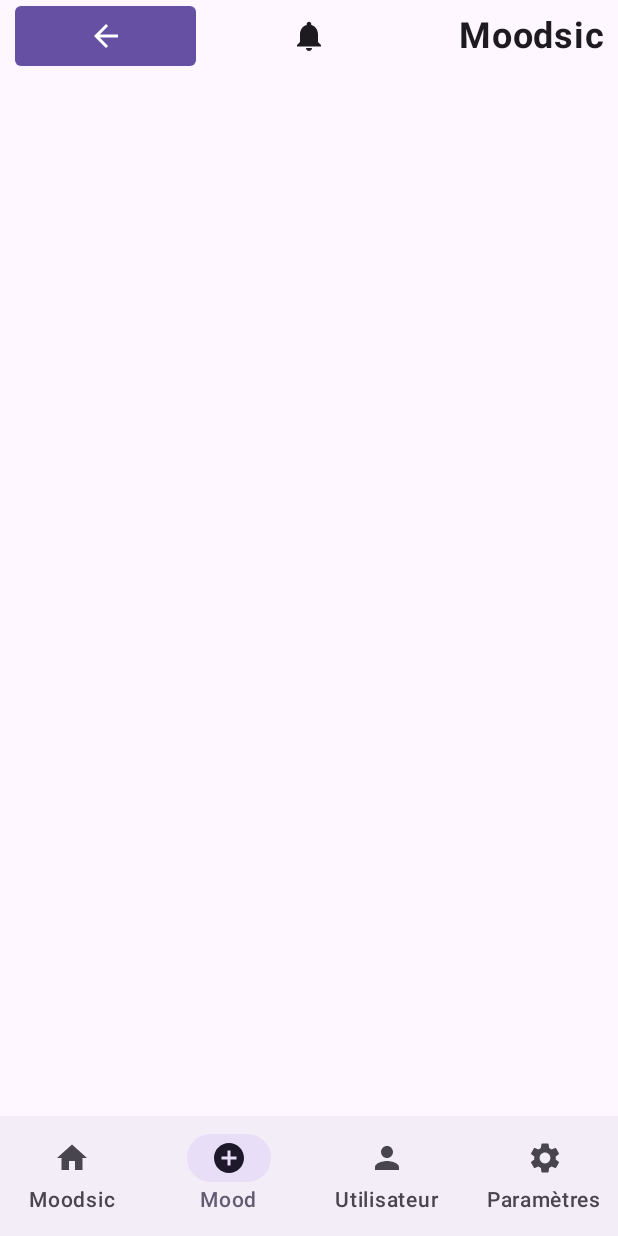
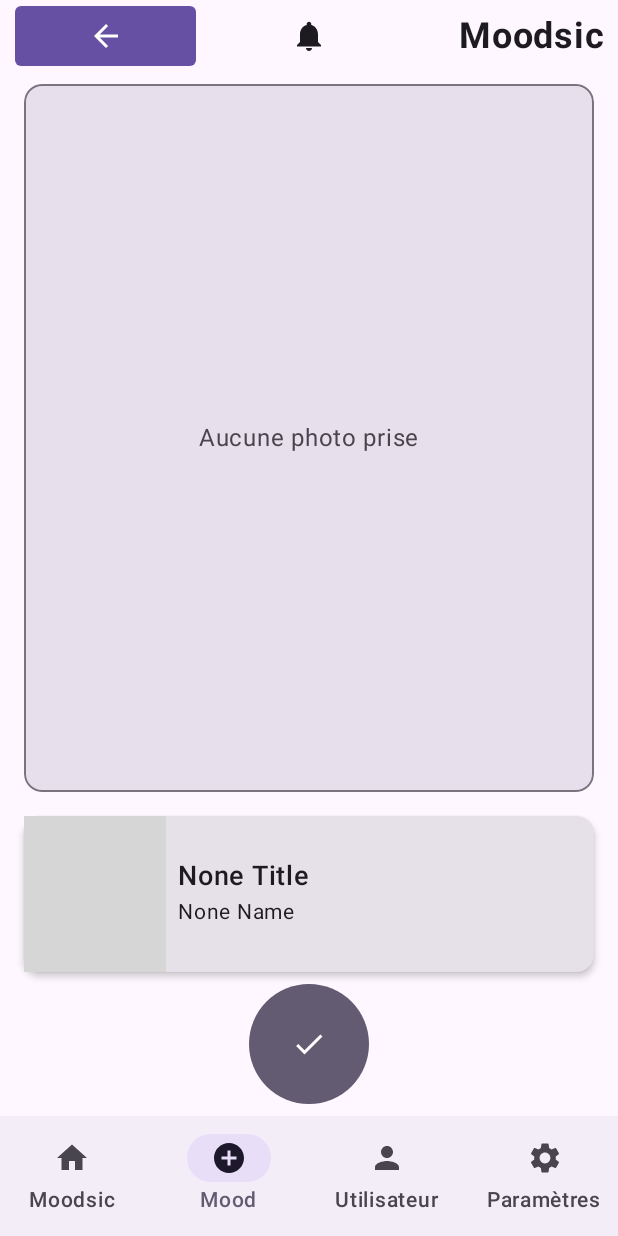
Before and after one commit to CorentinRt/AndroidMobile_ProjetLibre_2026, an Android app built with Jetpack Compose: the NewShareConfirmScreen screen opened through its navigation route, on a phone screen of 412 x 824 dp. Run offline under Robolectric (Android 15) with nearby library versions, the phone set to English and light mode, and no system bars; pictures from the network do not load; grey boxes are pictures that could not be loaded.

Commit message:
[UPDATE] screen confirm new share + previsualisation track + previsualisation photo took

```diff
--- a/app/src/main/java/ca/uqac/cours/moodsic_projetlibre_2026/ui/theme/navigation/NavGraph.kt
+++ b/app/src/main/java/ca/uqac/cours/moodsic_projetlibre_2026/ui/theme/navigation/NavGraph.kt
@@ -98,7 +98,8 @@ fun MoodSicApp(
                 NewShareConfirmScreen(
                     photoUri = newShareGlobalViewModel.currentPhotoTakenUri,
                     selectedTrack = newShareGlobalViewModel.currentSelectedTrack,
-                    onConfirmShare = {
+                    onConfirmShare = { photoUri, selectedTrack ->
+
                         navController.navigate(homeRoute){
                             popUpTo(newShareRoute){
                                 inclusive = true
--- a/app/src/main/java/ca/uqac/cours/moodsic_projetlibre_2026/ui/theme/screens/NewShareConfirmScreen.kt
+++ b/app/src/main/java/ca/uqac/cours/moodsic_projetlibre_2026/ui/theme/screens/NewShareConfirmScreen.kt
@@ -1,28 +1,57 @@
 package ca.uqac.cours.moodsic_projetlibre_2026.ui.theme.screens
 
 import android.net.Uri
+import androidx.compose.foundation.layout.Arrangement
+import androidx.compose.foundation.layout.Box
 import androidx.compose.foundation.layout.Column
+import androidx.compose.foundation.layout.Row
+import androidx.compose.foundation.layout.Spacer
+import androidx.compose.foundation.layout.fillMaxHeight
+import androidx.compose.foundation.layout.fillMaxSize
+import androidx.compose.foundation.layout.fillMaxWidth
+import androidx.compose.foundation.layout.height
 import androidx.compose.foundation.layout.padding
+import androidx.compose.foundation.layout.size
+import androidx.compose.foundation.shape.CircleShape
+import androidx.compose.foundation.shape.RoundedCornerShape
+import androidx.compose.material.icons.Icons
+import androidx.compose.material.icons.filled.Check
+import androidx.compose.material3.Button
+import androidx.compose.material3.ButtonColors
+import androidx.compose.material3.ButtonDefaults
+import androidx.compose.material3.Card
+import androidx.compose.material3.CardDefaults
+import androidx.compose.material3.CardElevation
+import androidx.compose.material3.Icon
+import androidx.compose.material3.IconButton
+import androidx.compose.material3.IconButtonDefaults
+import androidx.compose.material3.MaterialTheme
+import androidx.compose.material3.Text
 import androidx.compose.runtime.Composable
+import androidx.compose.ui.Alignment
 import androidx.compose.ui.Modifier
+import androidx.compose.ui.draw.clip
+import androidx.compose.ui.layout.ContentScale
+import androidx.compose.ui.text.font.FontWeight
 import androidx.compose.ui.tooling.preview.Preview
+import androidx.compose.ui.unit.dp
+import androidx.compose.ui.unit.sp
 import ca.uqac.cours.moodsic_projetlibre_2026.ui.theme.components.ScaffoldApp
 import ca.uqac.cours.moodsic_projetlibre_2026.ui.theme.deezer.DeezerTrack
+import coil.compose.AsyncImage
 
 @Composable
 fun NewShareConfirmScreen(
     modifier: Modifier = Modifier,
     photoUri: Uri? = null,
     selectedTrack: DeezerTrack? = null,
-    onConfirmShare: () -> Unit
+    onConfirmShare: (Uri, DeezerTrack) -> Unit = { _, _ -> }
 ) {
     NewShareConfirmContent(
         modifier = modifier,
         photoUri = photoUri,
         selectedTrack = selectedTrack,
-        onConfirmShare = {
-            onConfirmShare()
-        }
+        onConfirmShare = onConfirmShare
     )
 }
 
@@ -42,11 +71,107 @@ fun NewShareConfirmContent(
     modifier: Modifier = Modifier,
     photoUri: Uri? = null,
     selectedTrack: DeezerTrack? = null,
-    onConfirmShare: () -> Unit = {}
+    onConfirmShare: (Uri, DeezerTrack) -> Unit = { _, _ -> }
 ){
     Column(
         modifier = modifier
+            .fillMaxSize(),
+        horizontalAlignment = Alignment.CenterHorizontally
+    ){
+        PhotoTakenPrevisualisation(
+            modifier = Modifier
+                .fillMaxWidth()
+                .padding(horizontal = 16.dp, vertical = 8.dp)
+                .weight(1f),
+            photoUri = photoUri
+        )
+
+        TrackPrevisualisation(
+            modifier = Modifier
+                .fillMaxWidth()
+                .height(120.dp)
+                .padding(horizontal = 16.dp, vertical = 8.dp),
+            track = selectedTrack
+        )
+
+        Button(
+            onClick = {
+                if (photoUri != null && selectedTrack != null){
+                    onConfirmShare(photoUri, selectedTrack)
+                }
+            },
+            modifier = Modifier
+                .size(80.dp),
+            colors = ButtonDefaults.buttonColors(
+                containerColor = MaterialTheme.colorScheme.secondary,
+                contentColor = MaterialTheme.colorScheme.onSecondary
+            ),
+            shape = CircleShape
+        ) {
+            Icon(
+                imageVector = Icons.Default.Check,
+                contentDescription = "Confirm Share Button"
+            )
+        }
+
+        Spacer(Modifier.height(8.dp))
+    }
+}
+
+@Preview(showBackground = true, widthDp = 400, heightDp = 100)
+@Composable
+fun TrackPrevisualisation(
+    modifier: Modifier = Modifier,
+    track: DeezerTrack? = null
+){
+    var title = "None Title"
+    var artistName = "None Name"
+    var albumCover = ""
+
+    if (track != null){
+        title = track.title
+        artistName = track.artist.name
+        albumCover = track.album.cover
+    }
+    Card(
+        modifier = modifier,
+        elevation = CardDefaults.cardElevation(defaultElevation = 3.dp)
     ){
 
+        Row(
+            modifier = Modifier.fillMaxSize(),
+            verticalAlignment = Alignment.CenterVertically,
+            horizontalArrangement = Arrangement.Start
+        ){
+            AsyncImage(
+                model = albumCover,
+                contentDescription = "Album Cover",
+                modifier = Modifier
+                    .fillMaxHeight()
+                    .weight(1f)
+                    .clip(RoundedCornerShape(8.dp)),
+                contentScale = ContentScale.Crop
+            )
+
+            Column(
+                modifier = Modifier
+                    .fillMaxHeight()
+                    .weight(3f)
+                    .padding(horizontal = 8.dp, vertical = 8.dp),
+                horizontalAlignment = Alignment.Start,
+                verticalArrangement = Arrangement.Center
+            ){
+                Text(
+                    text = title,
+                    fontSize = 18.sp,
+                    fontWeight = FontWeight.SemiBold
+                )
+
+                Text(
+                    text = artistName,
+                    fontSize = 14.sp
+                )
+            }
+        }
     }
 }
```
Also changed, not shown: app/src/main/java/ca/uqac/cours/moodsic_projetlibre_2026/ui/theme/screens/NewShareChooseMusicScreen.kt (+29 -11 lines).
